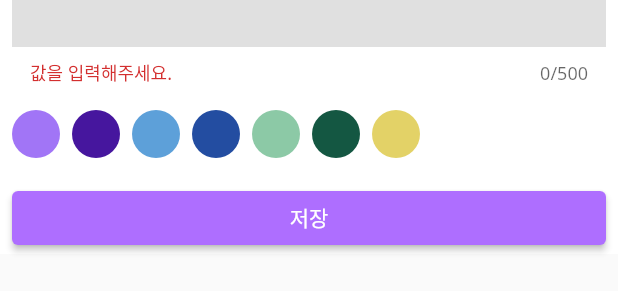
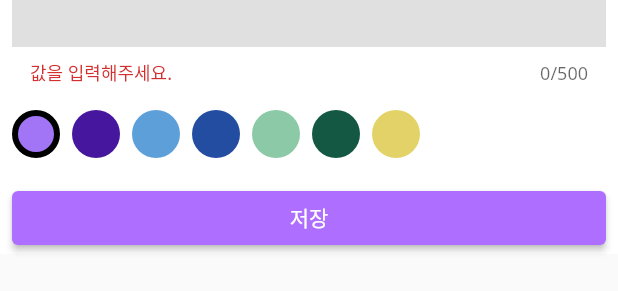
Before and after one commit to kangsudal/calendar_scheduler, a Flutter app: the ScheduleBottomSheet widget shown alone on an empty page, opened directly, on a phone screen of 412 x 824 dp. Shown: the part 364-655 px from the top of the screen. Run offline on Flutter 3.47's test engine with Material 2 defaults, Android fonts, the phone set to English and light mode, and no system bars; our stand-ins replace drift, get_it, table_calendar; accounts and stored records are empty; generated files the repository leaves out were written again.

Commit message:
색상관리 - 검은색 테두리넣기

```diff
--- a/lib/component/schedule_bottom_sheet.dart
+++ b/lib/component/schedule_bottom_sheet.dart
@@ -17,6 +17,7 @@ class _ScheduleBottomSheetState extends State<ScheduleBottomSheet> {
   int? startTime;
   int? endTime;
   String? content;
+  int? selectedColorId;
 
   @override
   Widget build(BuildContext context) {
@@ -65,22 +66,22 @@ class _ScheduleBottomSheetState extends State<ScheduleBottomSheet> {
                   FutureBuilder<List<CategoryColor>>(
                     future: GetIt.I<LocalDatabase>()
                         .getCategoryColors(), //database 변수를 통해 select쿼리를 실행한다
-                    builder: (context, snapshot) {//select 쿼리를 통해 받아온 데이터를 화면에 보여줄 수 있게 바꾼다
+                    builder: (context, snapshot) {
+                      //select 쿼리를 통해 받아온 데이터를 화면에 보여줄 수 있게 바꾼다
                       // print(snapshot.data); : [CategoryColor(idColor: 1, hexCode: A175F6), ...]
-                      List<Color> colors = [];
-                      if (snapshot.hasData) {
-                        var categoryColors = snapshot.data!;
-                        var hexCodes = categoryColors.map((categoryColor) {
-                          return 'FF${categoryColor.hexCode}';
-                        }).toList();
-                        colors = hexCodes
-                            .map(
-                              (hexCode) => Color(int.parse(hexCode, radix: 16)),
-                            )
-                            .toList();
+                      if (snapshot.hasData && //데이터가 있고
+                          selectedColorId ==
+                              null && //selectedColorId가 아직 한번도 세팅이 안된 상태이고
+                          snapshot.data!.isNotEmpty) {
+                        //데이터가 최소한 하나이상 있을때
+                        selectedColorId =
+                            snapshot.data![0].id; //데이터에 있는 첫번째 값으로 세팅을 한다.
                       }
+
                       return _ColorPicker(
-                        colors: colors,
+                        colors: snapshot.hasData ? snapshot.data! : [],
+                        selectedColorId:
+                            selectedColorId, //위에 selectedColorId == null이면 값을 세팅해줬기때문에
                       );
                     },
                   ),
@@ -165,8 +166,11 @@ class _Content extends StatelessWidget {
 }
 
 class _ColorPicker extends StatelessWidget {
-  final List<Color> colors;
-  const _ColorPicker({required this.colors, Key? key}) : super(key: key);
+  final List<CategoryColor> colors;
+  final int? selectedColorId;
+  const _ColorPicker(
+      {required this.selectedColorId, required this.colors, Key? key})
+      : super(key: key);
 
   @override
   Widget build(BuildContext context) {
@@ -174,15 +178,21 @@ class _ColorPicker extends StatelessWidget {
       //자동으로 줄바꿈
       spacing: 8, //가로 사이간격
       runSpacing: 10, //세로 사이간격
-      children: colors.map((color) => renderColor(color)).toList(),
+      children: colors
+          .map((color) => renderColor(
+                color,
+                selectedColorId == color.id,
+              ))
+          .toList(),
     );
   }
 
-  Widget renderColor(Color color) {
+  Widget renderColor(CategoryColor categoryColor, bool isSelected) {
     return Container(
       decoration: BoxDecoration(
-        color: color,
+        color: Color(int.parse('FF${categoryColor.hexCode}', radix: 16)),
         shape: BoxShape.circle,
+        border: isSelected ? Border.all(color: Colors.black, width: 4) : null,
       ),
       width: 32,
       height: 32,
--- a/lib/model/category_color.dart
+++ b/lib/model/category_color.dart
@@ -2,7 +2,7 @@ import 'package:drift/drift.dart';
 
 class CategoryColors extends Table{
   //PRIMARY KEY
-  IntColumn get idColor => integer().autoIncrement()();
+  IntColumn get id => integer().autoIncrement()();
 
   //색상코드
   TextColumn get hexCode => text()();
```
Also changed, not shown: lib/database/drift_database.g.dart, pubspec.lock.
